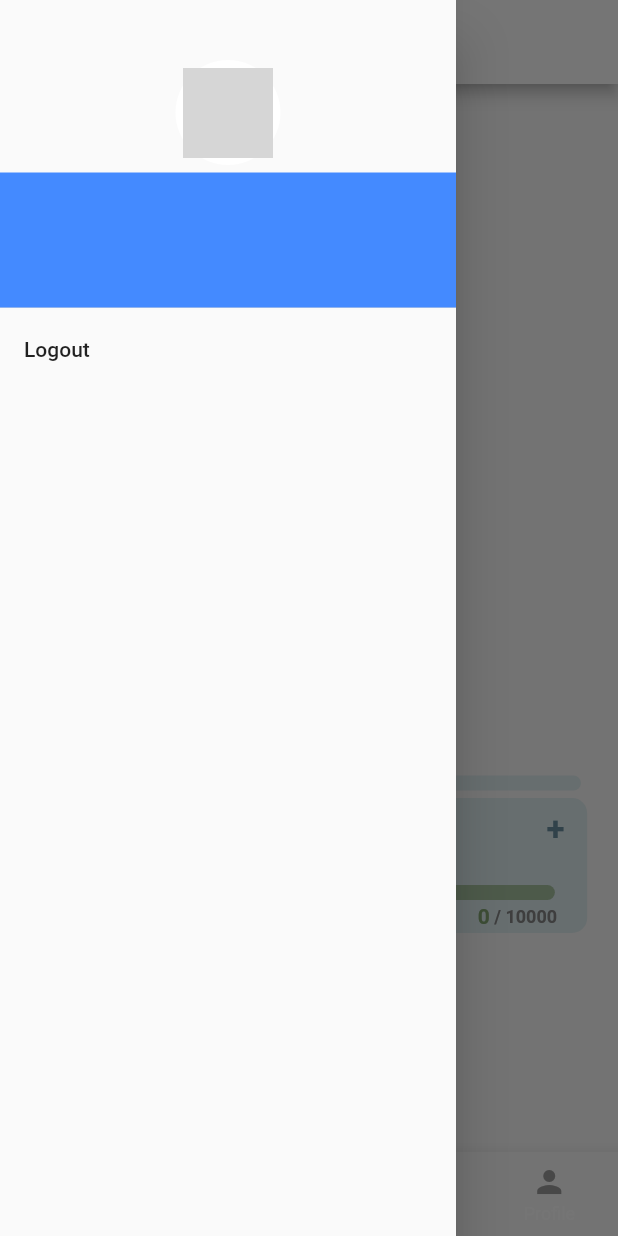
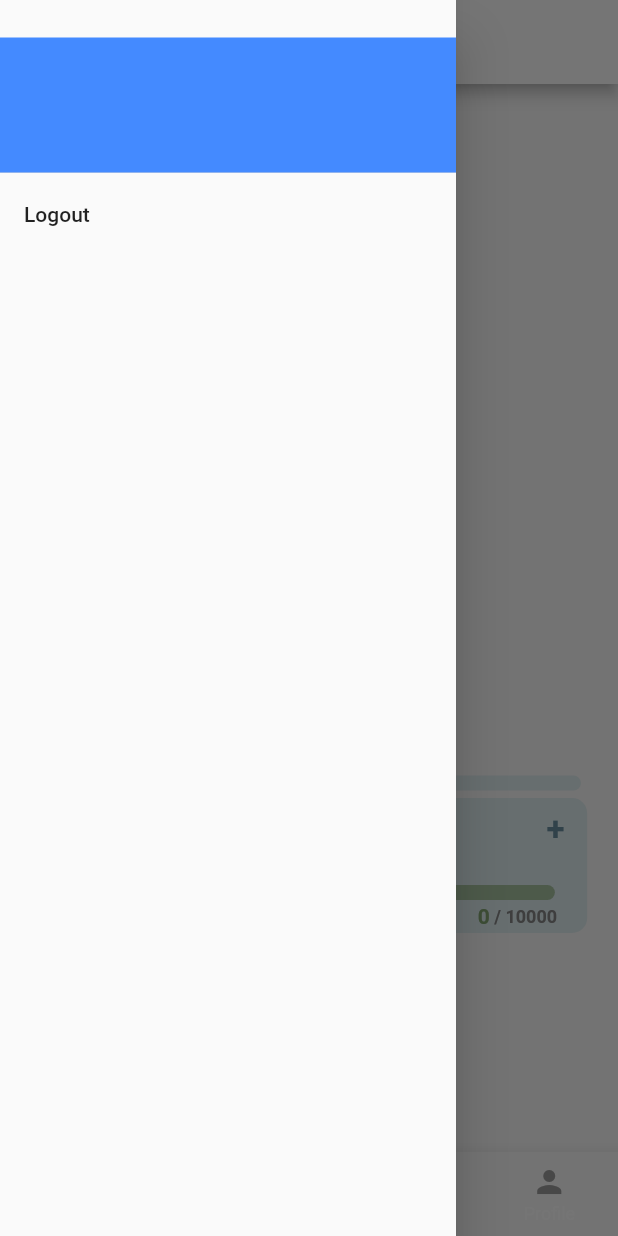
Before and after one commit to nabihbassil/SWM_Sustainability_App, a Flutter app: the PageHolder screen opened directly, with the side drawer open, on a phone screen of 412 x 824 dp. Run offline on Flutter 3.47's test engine with Material 2 defaults, Android fonts, the phone set to English and light mode, and no system bars; drawn by our look-alikes of percent_indicator; our stand-ins replace cloud_firestore, firebase_auth, firebase_core, firebase_storage, flutter_html, fluttertoast and 2 more; accounts and stored records are empty; Roboto replaces fonts that are missing (Arvo); grey boxes are pictures that could not be loaded.

Commit message:
Update hamburger_menu.dart
Remove icon

```diff
--- a/swm_app/lib/Components/hamburger_menu.dart
+++ b/swm_app/lib/Components/hamburger_menu.dart
@@ -47,24 +47,7 @@ class _HamburgerMenu extends State<HamburgerMenu> {
       child: ListView(
         padding: EdgeInsets.zero,
         children: [
-          const SizedBox(height: 40),
-          SizedBox(
-            width: 20.0,
-            height: 70.0,
-            child: CircleAvatar(
-              backgroundColor: const Color.fromARGB(255, 255, 255, 255),
-              child: ClipOval(
-                child: Image.network(
-                  userData.imgURL ??
-                      "https://soccerpointeclaire.com/wp-content/uploads/2021/06/default-profile-pic-e1513291410505.jpg",
-                  width: 60,
-                  height: 60,
-                  fit: BoxFit.cover,
-                ),
-              ),
-            ),
-          ),
-          const SizedBox(height: 5),
+          const SizedBox(height: 25),
           SizedBox(
             height: 90.0,
             width: 90,
```
